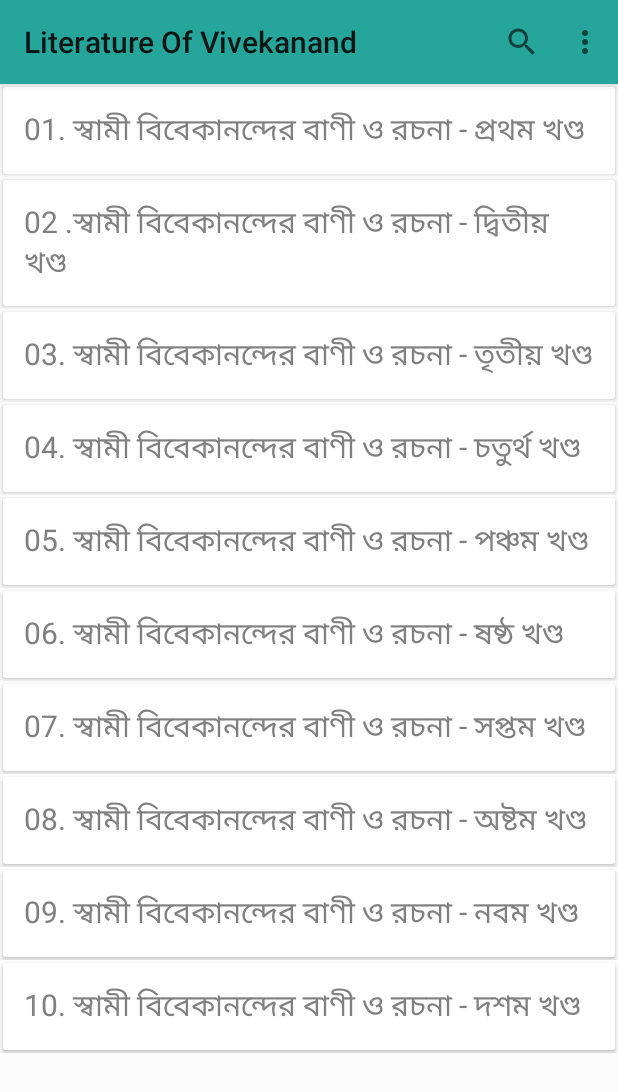
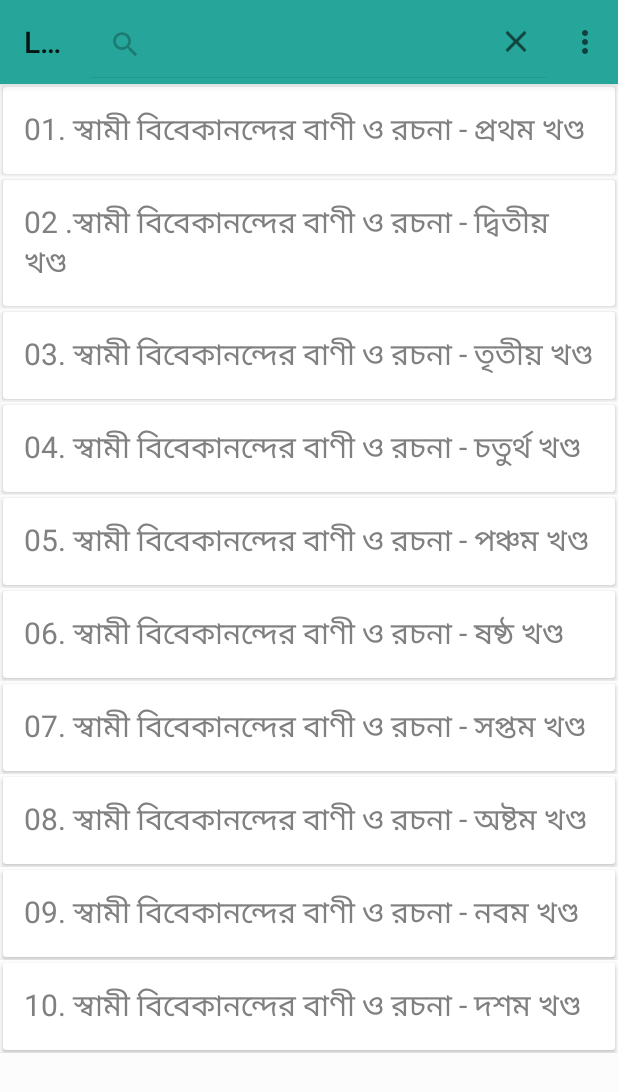
Before and after one commit to gauravshelangia/LiteratureOfvivekanand, an Android app: the BengaliActivity screen opened directly, with no data from a screen before it, in the options menu, after a tap on "search", on a phone screen of 412 x 824 dp. Shown: the top 1092 px of the screen. Run offline under Robolectric (Android 15) with nearby library versions, the phone set to English and light mode, and no system bars; 4 statements that could not run were skipped.

Commit message:
ADD: added search bengali language

```diff
--- a/app/src/main/java/com/vivekanand/literature/literatureofvivekanand/BengaliActivity.java
+++ b/app/src/main/java/com/vivekanand/literature/literatureofvivekanand/BengaliActivity.java
@@ -2,13 +2,23 @@
 
 import android.support.v7.app.AppCompatActivity;
 import android.os.Bundle;
+import android.support.v7.widget.SearchView;
 import android.support.v7.widget.Toolbar;
+import android.text.TextUtils;
 import android.view.Menu;
 import android.view.MenuItem;
+import android.view.View;
 import android.widget.ListView;
+import android.widget.Toast;
 
 import com.vivekanand.literature.literatureofvivekanand.adapter.BookListAdapter;
+import com.vivekanand.literature.literatureofvivekanand.adapter.SearchAdapter;
+import com.vivekanand.literature.literatureofvivekanand.indexer.IndexerCore;
+import com.vivekanand.literature.literatureofvivekanand.indexer.SearchItemModel;
+import com.vivekanand.literature.literatureofvivekanand.indexer.SearchManager;
 import com.vivekanand.literature.literatureofvivekanand.sharedPreference.SharedPreferenceLoader;
+
+import java.util.ArrayList;
 
 public class BengaliActivity extends AppCompatActivity {
 
@@ -38,7 +48,24 @@
             "file:///android_asset/10_Bengali.htm"
     };
 
+    String [] sources = {
+            "01_Bengali.htm",
+            "02_Bengali.htm",
+            "03_Bengali.htm",
+            "04_Bengali.htm",
+            "05_Bengali.htm",
+            "06_Bengali.htm",
+            "07_Bengali.htm",
+            "08_Bengali.htm",
+            "09_Bengali.htm",
+            "10_Bengali.htm"
+    };
+
     private SharedPreferenceLoader sharedPreferenceLoader;
+    private SearchAdapter searchAdapter;
+    private ListView hintListView;
+    private IndexerCore indexerCore;
+    private SearchManager searchManager;
 
     @Override
     protected void onCreate(Bundle savedInstanceState) {
@@ -58,13 +85,78 @@
         ListView bookList = (ListView) findViewById(R.id.bookList);
         bookList.setAdapter(bookListAdapter);
 
+        hintListView = findViewById(R.id.searchHints);
+        searchAdapter = new SearchAdapter(this);
+        hintListView.setAdapter(searchAdapter);
+
+        prepareSearch();
+
     }
+
+    private void prepareSearch(){
+
+        new Thread(){
+            @Override
+            public void run() {
+
+                indexerCore = new IndexerCore(BengaliActivity.this);
+                indexerCore.createIndex(sources);
+                searchManager = new SearchManager();
+                searchManager.setIndexes(indexerCore.getWordToFileMap());
+
+            }
+        }.start();
+
+
+    }
+
+    private void searchResultAndShowHints(String query) {
+
+        ArrayList<SearchItemModel> searchItemModels = searchManager.getSearchResults(query);
+        if(searchItemModels.size()==0){
+            Toast.makeText(this,"No Search Found!",Toast.LENGTH_LONG).show();
+            return;
+        }
+        hintListView.setVisibility(View.VISIBLE);
+        searchAdapter.setSearchItemModels(searchItemModels);
+
+    }
+
 
 
     @Override
     public boolean onCreateOptionsMenu(Menu menu) {
         // Inflate the menu; this adds items to the action bar if it is present.
         getMenuInflater().inflate(R.menu.menu_main, menu);
+        MenuItem myActionMenuItem = menu.findItem( R.id.action_search);
+        final SearchView searchView = (SearchView) myActionMenuItem.getActionView();
+        searchView.setOnQueryTextListener(new SearchView.OnQueryTextListener() {
+            @Override
+            public boolean onQueryTextSubmit(String query) {
+                searchResultAndShowHints(query);
+                return false;
+            }
+
+            @Override
+            public boolean onQueryTextChange(String newText) {
+                if (TextUtils.isEmpty(newText)) {
+                    searchAdapter.resetList();
+                    hintListView.setVisibility(View.GONE);
+                } else {
+
+                }
+                return true;
+            }
+        });
+
+        searchView.setOnCloseListener(new SearchView.OnCloseListener() {
+            @Override
+            public boolean onClose() {
+                hintListView.setVisibility(View.GONE);
+                return true;
+            }
+        });
+
         return true;
     }
 
--- a/app/src/main/java/com/vivekanand/literature/literatureofvivekanand/BookWebView.java
+++ b/app/src/main/java/com/vivekanand/literature/literatureofvivekanand/BookWebView.java
@@ -5,7 +5,10 @@
 import android.support.v4.view.ViewCompat;
 import android.support.v7.app.AppCompatActivity;
 import android.os.Bundle;
+import android.support.v7.widget.SearchView;
 import android.support.v7.widget.Toolbar;
+import android.text.TextUtils;
+import android.util.Log;
 import android.view.Gravity;
 import android.view.LayoutInflater;
 import android.view.Menu;
@@ -22,6 +25,7 @@
 
 import java.io.IOException;
 import java.io.InputStream;
+import java.lang.reflect.Method;
 
 public class BookWebView extends AppCompatActivity {
 
@@ -35,6 +39,7 @@
     private BookWebView thisClass = this;
     PopupWindow popupWindow;
     RelativeLayout popUpRelative;
+    private String searchTerm;
 
     @Override
     protected void onCreate(Bundle savedInstanceState) {
@@ -54,6 +59,7 @@
 
         Bundle bundle = getIntent().getExtras();
         bookUrl = bundle.getString("bookPath");
+        searchTerm = bundle.getString("searchTerm", "");
         webView = findViewById(R.id.book_web_view);
         webView.getSettings().setJavaScriptEnabled(true);
         webView.getSettings().setBuiltInZoomControls(true);
@@ -86,11 +92,34 @@
             }
         }
 
+        focusSearchTexts();
+
+    }
+
+    private void focusSearchTexts() {
+
+        if (searchTerm.length() > 0) {
+
+            webView.findAll(searchTerm);
+
+            try {
+                // Can't use getMethod() as it's a private method
+                for (Method m : WebView.class.getDeclaredMethods()) {
+                    if (m.getName().equals("setFindIsUp")) {
+                        m.setAccessible(true);
+                        m.invoke(webView, true);
+                        break;
+                    }
+                }
+            } catch (Exception ignored) {
+            }
+        }
+
     }
 
     @Override
     protected void onPostResume() {
-        if (sharedPreferenceLoader.loadBookMark(bookUrl) != 0){
+        if (sharedPreferenceLoader.loadBookMark(bookUrl) != 0) {
             callPopup();
         }
         super.onPostResume();
@@ -107,7 +136,27 @@
     public boolean onCreateOptionsMenu(Menu menu) {
         // Inflate the menu; this adds items to the action bar if it is present.
         getMenuInflater().inflate(R.menu.menu_main, menu);
+        MenuItem myActionMenuItem = menu.findItem( R.id.action_search);
+        final SearchView searchView = (SearchView) myActionMenuItem.getActionView();
+        searchView.setOnQueryTextListener(new SearchView.OnQueryTextListener() {
+            @Override
+            public boolean onQueryTextSubmit(String query) {
+                searchResult(query);
+                return true;
+            }
+
+            @Override
+            public boolean onQueryTextChange(String newText) {
+                return false;
+            }
+        });
+
         return true;
+    }
+
+    private void searchResult(String query) {
+        searchTerm = query;
+        focusSearchTexts();
     }
 
     @Override
@@ -178,11 +227,11 @@
                     });
 
             popUpRelative = (RelativeLayout) findViewById(R.id.popLayout);
-            popUpRelative.setGravity(Gravity.RIGHT|Gravity.BOTTOM);
+            popUpRelative.setGravity(Gravity.RIGHT | Gravity.BOTTOM);
             popUpRelative.post(new Runnable() {
                 @Override
                 public void run() {
-                    popupWindow.showAtLocation(popUpRelative, 8388693, 0,0);
+                    popupWindow.showAtLocation(popUpRelative, 8388693, 0, 0);
                 }
             });
         }
--- a/app/src/main/java/com/vivekanand/literature/literatureofvivekanand/adapter/SearchAdapter.java
+++ b/app/src/main/java/com/vivekanand/literature/literatureofvivekanand/adapter/SearchAdapter.java
@@ -53,6 +53,7 @@
 
                 Intent intent = new Intent(context, BookWebView.class);
                 intent.putExtra("bookPath", searchItemModels.get(position).getBook_path());
+                intent.putExtra("searchTerm",searchItemModels.get(position).getTitle());
                 context.startActivity(intent);
 
             }
@@ -66,4 +67,9 @@
     public int getCount() {
         return searchItemModels.size();
     }
+
+    public void resetList() {
+        searchItemModels.clear();
+        notifyDataSetChanged();
+    }
 }
--- a/app/src/main/java/com/vivekanand/literature/literatureofvivekanand/sharedPreference/SharedPreferenceLoader.java
+++ b/app/src/main/java/com/vivekanand/literature/literatureofvivekanand/sharedPreference/SharedPreferenceLoader.java
@@ -37,4 +37,6 @@
         editor.putInt(bookName, scrollY);
         editor.commit();
     }
+
+
 }
--- a/app/src/main/res/layout/activity_bengali.xml
+++ b/app/src/main/res/layout/activity_bengali.xml
@@ -20,4 +20,12 @@
         >
     </include>
 
+    <ListView
+        android:visibility="gone"
+        android:layout_below="@+id/appbar"
+        android:background="#009988"
+        android:id="@+id/searchHints"
+        android:layout_width="match_parent"
+        android:layout_height="wrap_content"/>
+
 </RelativeLayout>
```
Also changed, not shown: app/src/main/java/com/vivekanand/literature/literatureofvivekanand/EnglishActivity.java (+6 -7 lines).
